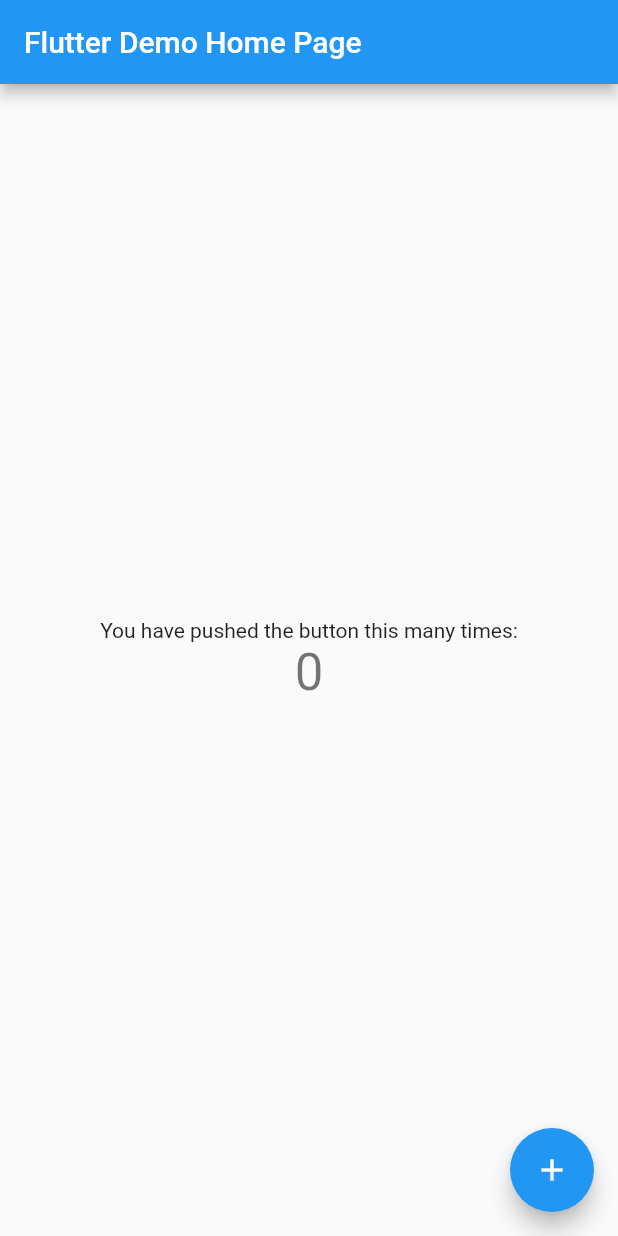
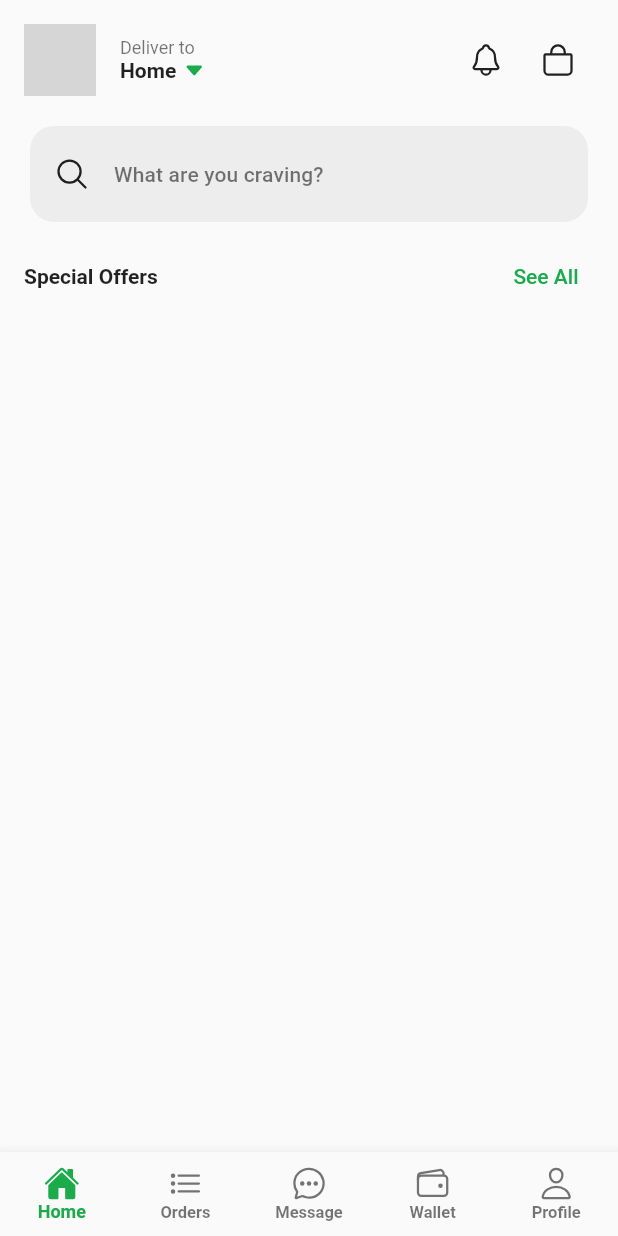
Before and after one commit to devShakib015/mise, a Flutter app: the screen it shows after launch, on a phone screen of 412 x 824 dp. Run offline on Flutter 3.47's test engine with Material 2 defaults, Android fonts, the phone set to English and light mode, and no system bars; our stand-ins replace cached_network_image, ionicons; network calls fail; grey boxes are pictures that could not be loaded.

Commit message:
Theme and Home partial

```diff
--- /dev/null
+++ b/customer_app/l10n.yaml
@@ -0,0 +1,3 @@
+arb-dir: lib/l10n
+template-arb-file: app_en.arb
+output-localization-file: app_localizations.dart
--- /dev/null
+++ b/customer_app/lib/helpers/app_constants.dart
@@ -0,0 +1,5 @@
+class AppConstants {
+  AppConstants._();
+
+  static const String appName = 'Foodie';
+}
--- /dev/null
+++ b/customer_app/lib/helpers/theme_constants.dart
@@ -0,0 +1,87 @@
+import 'package:flutter/material.dart';
+import 'package:flutter/services.dart';
+
+class ThemeConstant {
+  ThemeConstant._();
+
+  static const Color primaryColor = Color(0xff1bab4b);
+  static const Color secondaryColor = Color(0xffa5deb7);
+
+  static const double defaultPadding = 16;
+  static const double defaultRadius = 16;
+
+  static ThemeData getTheme(Brightness brightness) {
+    return _buildTheme(brightness, primaryColor);
+  }
+}
+
+ThemeData _buildTheme(Brightness brightness, Color primaryColor) {
+  final swatch = {
+    50: primaryColor.withOpacity(0.1),
+    100: primaryColor.withOpacity(0.2),
+    200: primaryColor.withOpacity(0.3),
+    300: primaryColor.withOpacity(0.4),
+    400: primaryColor.withOpacity(0.5),
+    500: primaryColor.withOpacity(0.6),
+    600: primaryColor.withOpacity(0.7),
+    700: primaryColor.withOpacity(0.8),
+    800: primaryColor.withOpacity(0.9),
+    900: primaryColor.withOpacity(1),
+  };
+
+  final primarySwatch = MaterialColor(primaryColor.value, swatch);
+
+  return ThemeData(
+    brightness: brightness,
+    primarySwatch: primarySwatch,
+    colorScheme: brightness == Brightness.dark
+        ? ColorScheme.dark(primary: primaryColor, secondary: primaryColor)
+        : ColorScheme.light(primary: primaryColor),
+    appBarTheme: AppBarTheme(
+      elevation: 0,
+      backgroundColor: Colors.transparent,
+      systemOverlayStyle: brightness == Brightness.dark
+          ? SystemUiOverlayStyle.light
+          : SystemUiOverlayStyle.dark,
+    ),
+    elevatedButtonTheme: ElevatedButtonThemeData(
+      style: ElevatedButton.styleFrom(
+        elevation: 2,
+        shadowColor: ThemeConstant.secondaryColor.withOpacity(0.2),
+        shape: RoundedRectangleBorder(
+          borderRadius: BorderRadius.circular(ThemeConstant.defaultRadius),
+        ),
+        foregroundColor: Colors.white,
+      ),
+    ),
+    outlinedButtonTheme: OutlinedButtonThemeData(
+      style: OutlinedButton.styleFrom(
+        elevation: 0,
+        shape: RoundedRectangleBorder(
+          borderRadius: BorderRadius.circular(ThemeConstant.defaultRadius),
+        ),
+      ),
+    ),
+    textButtonTheme: TextButtonThemeData(
+      style: TextButton.styleFrom(
+        elevation: 0,
+        shape: RoundedRectangleBorder(
+          borderRadius: BorderRadius.circular(ThemeConstant.defaultRadius),
+        ),
+      ),
+    ),
+    cardTheme: CardTheme(
+      elevation: 0,
+      shape: RoundedRectangleBorder(
+        borderRadius: BorderRadius.circular(ThemeConstant.defaultRadius),
+      ),
+    ),
+    inputDecorationTheme: const InputDecorationTheme(
+      border: InputBorder.none,
+      contentPadding: EdgeInsets.symmetric(
+        horizontal: ThemeConstant.defaultPadding,
+        vertical: ThemeConstant.defaultPadding / 2,
+      ),
+    ),
+  );
+}
--- a/customer_app/lib/main.dart
+++ b/customer_app/lib/main.dart
@@ -1,115 +1,26 @@
+import 'package:customer_app/helpers/app_constants.dart';
+import 'package:customer_app/helpers/theme_constants.dart';
+import 'package:customer_app/views/wrapper.dart';
+
 import 'package:flutter/material.dart';
 
-void main() {
+void main() async {
+  WidgetsFlutterBinding.ensureInitialized();
+
   runApp(const MyApp());
 }
 
 class MyApp extends StatelessWidget {
   const MyApp({super.key});
 
-  // This widget is the root of your application.
   @override
   Widget build(BuildContext context) {
     return MaterialApp(
-      title: 'Flutter Demo',
-      theme: ThemeData(
-        // This is the theme of your application.
-        //
-        // Try running your application with "flutter run". You'll see the
-        // application has a blue toolbar. Then, without quitting the app, try
-        // changing the primarySwatch below to Colors.green and then invoke
-        // "hot reload" (press "r" in the console where you ran "flutter run",
-        // or simply save your changes to "hot reload" in a Flutter IDE).
-        // Notice that the counter didn't reset back to zero; the application
-        // is not restarted.
-        primarySwatch: Colors.blue,
-      ),
-      home: const MyHomePage(title: 'Flutter Demo Home Page'),
+      title: AppConstants.appName,
+      debugShowCheckedModeBanner: false,
+      theme: ThemeConstant.getTheme(Brightness.light),
+      locale: const Locale('en'),
+      home: const Wrapper(),
     );
   }
 }
-
-class MyHomePage extends StatefulWidget {
-  const MyHomePage({super.key, required this.title});
-
-  // This widget is the home page of your application. It is stateful, meaning
-  // that it has a State object (defined below) that contains fields that affect
-  // how it looks.
-
-  // This class is the configuration for the state. It holds the values (in this
-  // case the title) provided by the parent (in this case the App widget) and
-  // used by the build method of the State. Fields in a Widget subclass are
-  // always marked "final".
-
-  final String title;
-
-  @override
-  State<MyHomePage> createState() => _MyHomePageState();
-}
-
-class _MyHomePageState extends State<MyHomePage> {
-  int _counter = 0;
-
-  void _incrementCounter() {
-    setState(() {
-      // This call to setState tells the Flutter framework that something has
-      // changed in this State, which causes it to rerun the build method below
-      // so that the display can reflect the updated values. If we changed
-      // _counter without calling setState(), then the build method would not be
-      // called again, and so nothing would appear to happen.
-      _counter++;
-    });
-  }
-
-  @override
-  Widget build(BuildContext context) {
-    // This method is rerun every time setState is called, for instance as done
-    // by the _incrementCounter method above.
-    //
-    // The Flutter framework has been optimized to make rerunning build methods
-    // fast, so that you can just rebuild anything that needs updating rather
-    // than having to individually change instances of widgets.
-    return Scaffold(
-      appBar: AppBar(
-        // Here we take the value from the MyHomePage object that was created by
-        // the App.build method, and use it to set our appbar title.
-        title: Text(widget.title),
-      ),
-      body: Center(
-        // Center is a layout widget. It takes a single child and positions it
-        // in the middle of the parent.
-        child: Column(
-          // Column is also a layout widget. It takes a list of children and
-          // arranges them vertically. By default, it sizes itself to fit its
-          // children horizontally, and tries to be as tall as its parent.
-          //
-          // Invoke "debug painting" (press "p" in the console, choose the
-          // "Toggle Debug Paint" action from the Flutter Inspector in Android
-          // Studio, or the "Toggle Debug Paint" command in Visual Studio Code)
-          // to see the wireframe for each widget.
-          //
-          // Column has various properties to control how it sizes itself and
-          // how it positions its children. Here we use mainAxisAlignment to
-          // center the children vertically; the main axis here is the vertical
-          // axis because Columns are vertical (the cross axis would be
-          // horizontal).
-          mainAxisAlignment: MainAxisAlignment.center,
-          children: <Widget>[
-            const Text(
-              'You have pushed the button this many times:',
-            ),
-            Text(
-              '$_counter',
-              style: Theme.of(context).textTheme.headline4,
-            ),
-          ],
-        ),
-      ),
-      floatingActionButton: FloatingActionButton(
-        onPressed: _incrementCounter,
-        tooltip: 'Increment',
-        child: const Icon(Icons.add),
-      ), // This trailing comma makes auto-formatting nicer for build methods.
-    );
-  }
-}
--- /dev/null
+++ b/customer_app/lib/views/home/components/home_page_top_bar.dart
@@ -0,0 +1,55 @@
+import 'package:cached_network_image/cached_network_image.dart';
+import 'package:customer_app/helpers/theme_constants.dart';
+import 'package:customer_app/widgets/custom_spacer.dart';
+import 'package:flutter/material.dart';
+import 'package:ionicons/ionicons.dart';
+
+class HomePageTopBar extends StatelessWidget {
+  const HomePageTopBar({
+    Key? key,
+  }) : super(key: key);
+
+  @override
+  Widget build(BuildContext context) {
+    return Row(
+      mainAxisAlignment: MainAxisAlignment.start,
+      children: [
+        const CircleAvatar(
+          radius: ThemeConstant.defaultRadius * 1.5,
+          backgroundImage: CachedNetworkImageProvider(
+              "https://newprofilepic2.photo-cdn.net//assets/images/article/profile.jpg"),
+        ),
+        const DefaultHorizontalSpacer(),
+        Expanded(
+          child: GestureDetector(
+            onTap: () {
+              //TODO: Select deliver address
+            },
+            child: Column(
+              crossAxisAlignment: CrossAxisAlignment.start,
+              children: [
+                Text("Deliver to", style: Theme.of(context).textTheme.caption),
+                Row(
+                  children: [
+                    Text("Home",
+                        style: Theme.of(context)
+                            .textTheme
+                            .bodyText1!
+                            .copyWith(fontWeight: FontWeight.bold)),
+                    const SizedBox(width: ThemeConstant.defaultPadding / 4),
+                    Icon(Ionicons.caret_down,
+                        size: 16, color: Theme.of(context).colorScheme.primary),
+                  ],
+                ),
+              ],
+            ),
+          ),
+        ),
+        const DefaultHorizontalSpacer(),
+        IconButton(
+            onPressed: () {}, icon: const Icon(Ionicons.notifications_outline)),
+        IconButton(onPressed: () {}, icon: const Icon(Ionicons.bag_outline)),
+      ],
+    );
+  }
+}
--- /dev/null
+++ b/customer_app/lib/views/home/components/home_search_bar.dart
@@ -0,0 +1,32 @@
+import 'package:customer_app/helpers/theme_constants.dart';
+import 'package:customer_app/widgets/field_card.dart';
+import 'package:flutter/material.dart';
+import 'package:ionicons/ionicons.dart';
+
+class HomeSearchBar extends StatelessWidget {
+  const HomeSearchBar({
+    Key? key,
+  }) : super(key: key);
+
+  @override
+  Widget build(BuildContext context) {
+    return GestureDetector(
+      onTap: () {
+        print('Search');
+        //TODO: Navigate to the search page
+      },
+      child: FieldCard(
+        prefixIcon: Ionicons.search_outline,
+        child: Padding(
+          padding: const EdgeInsets.all(ThemeConstant.defaultPadding),
+          child: Text(
+            "What are you craving?",
+            style: Theme.of(context).textTheme.subtitle2!.copyWith(
+                  color: Theme.of(context).textTheme.caption!.color!,
+                ),
+          ),
+        ),
+      ),
+    );
+  }
+}
--- /dev/null
+++ b/customer_app/lib/views/home/components/special_section.dart
@@ -0,0 +1,25 @@
+import 'package:flutter/material.dart';
+
+class SpecialOffersSection extends StatelessWidget {
+  const SpecialOffersSection({
+    Key? key,
+  }) : super(key: key);
+
+  @override
+  Widget build(BuildContext context) {
+    return Row(
+      children: [
+        Expanded(
+          child: Text(
+            "Special Offers",
+            style: Theme.of(context)
+                .textTheme
+                .bodyText1!
+                .copyWith(fontWeight: FontWeight.bold),
+          ),
+        ),
+        TextButton(onPressed: () {}, child: const Text("See All"))
+      ],
+    );
+  }
+}
--- /dev/null
+++ b/customer_app/lib/views/home/home_page.dart
@@ -0,0 +1,27 @@
+import 'package:customer_app/helpers/theme_constants.dart';
+import 'package:customer_app/views/home/components/home_page_top_bar.dart';
+import 'package:customer_app/views/home/components/home_search_bar.dart';
+import 'package:customer_app/views/home/components/special_section.dart';
+import 'package:customer_app/widgets/custom_spacer.dart';
+import 'package:flutter/material.dart';
+
+class HomePage extends StatelessWidget {
+  const HomePage({super.key});
+
+  @override
+  Widget build(BuildContext context) {
+    return SafeArea(
+      child: ListView(
+        padding: const EdgeInsets.all(ThemeConstant.defaultPadding),
+        children: [
+          HomePageTopBar(),
+          DefaultVerticalSpacer(),
+          HomeSearchBar(),
+          DefaultVerticalSpacer(isHalf: true),
+          SpecialOffersSection(),
+          DefaultVerticalSpacer(),
+        ],
+      ),
+    );
+  }
+}
--- /dev/null
+++ b/customer_app/lib/views/wrapper.dart
@@ -0,0 +1,85 @@
+import 'package:customer_app/views/home/home_page.dart';
+import 'package:flutter/material.dart';
+import 'package:ionicons/ionicons.dart';
+
+class Wrapper extends StatefulWidget {
+  const Wrapper({super.key});
+
+  @override
+  State<Wrapper> createState() => _WrapperState();
+}
+
+class _WrapperState extends State<Wrapper> {
+  int _currentIndex = 0;
+  @override
+  Widget build(BuildContext context) {
+    return Scaffold(
+      appBar: AppBar(toolbarHeight: 0),
+      bottomNavigationBar: BottomNavigationBar(
+        currentIndex: _currentIndex,
+        onTap: (index) => setState(() => _currentIndex = index),
+        type: BottomNavigationBarType.fixed,
+        selectedLabelStyle:
+            const TextStyle(fontWeight: FontWeight.bold, fontSize: 12),
+        unselectedLabelStyle:
+            const TextStyle(fontWeight: FontWeight.bold, fontSize: 11),
+        items: _wrapperBodyItems
+            .map((item) => item.bottomNavigationBarItem)
+            .toList(),
+      ),
+      body: _wrapperBodyItems[_currentIndex].body,
+    );
+  }
+}
+
+class WrapperBodyItem {
+  BottomNavigationBarItem bottomNavigationBarItem;
+  Widget body;
+  WrapperBodyItem({
+    required this.bottomNavigationBarItem,
+    required this.body,
+  });
+}
+
+List<WrapperBodyItem> _wrapperBodyItems = [
+  WrapperBodyItem(
+    bottomNavigationBarItem: const BottomNavigationBarItem(
+      icon: Icon(Ionicons.home_outline),
+      activeIcon: Icon(Ionicons.home),
+      label: 'Home',
+    ),
+    body: const HomePage(),
+  ),
+  WrapperBodyItem(
+    bottomNavigationBarItem: const BottomNavigationBarItem(
+      icon: Icon(Ionicons.list_outline),
+      activeIcon: Icon(Ionicons.list),
+      label: 'Orders',
+    ),
+    body: const Center(child: Text('Orders')),
+  ),
+  WrapperBodyItem(
+    bottomNavigationBarItem: const BottomNavigationBarItem(
+      icon: Icon(Ionicons.chatbubble_ellipses_outline),
+      activeIcon: Icon(Ionicons.chatbubble_ellipses),
+      label: 'Message',
+    ),
+    body: const Center(child: Text('Message')),
+  ),
+  WrapperBodyItem(
+    bottomNavigationBarItem: const BottomNavigationBarItem(
+      icon: Icon(Ionicons.wallet_outline),
+      activeIcon: Icon(Ionicons.wallet),
+      label: 'Wallet',
+    ),
+    body: const Center(child: Text('Wallet')),
+  ),
+  WrapperBodyItem(
+    bottomNavigationBarItem: const BottomNavigationBarItem(
+      icon: Icon(Ionicons.person_outline),
+      activeIcon: Icon(Ionicons.person),
+      label: 'Profile',
+    ),
+    body: const Center(child: Text('Profile')),
+  ),
+];
--- /dev/null
+++ b/customer_app/lib/widgets/custom_spacer.dart
@@ -0,0 +1,34 @@
+import 'package:customer_app/helpers/theme_constants.dart';
+import 'package:flutter/material.dart';
+
+class DefaultVerticalSpacer extends StatelessWidget {
+  final bool isHalf;
+  const DefaultVerticalSpacer({
+    Key? key,
+    this.isHalf = false,
+  }) : super(key: key);
+
+  @override
+  Widget build(BuildContext context) {
+    return SizedBox(
+        height: isHalf
+            ? ThemeConstant.defaultPadding / 2
+            : ThemeConstant.defaultPadding);
+  }
+}
+
+class DefaultHorizontalSpacer extends StatelessWidget {
+  final bool isHalf;
+  const DefaultHorizontalSpacer({
+    Key? key,
+    this.isHalf = false,
+  }) : super(key: key);
+
+  @override
+  Widget build(BuildContext context) {
+    return SizedBox(
+        width: isHalf
+            ? ThemeConstant.defaultPadding / 2
+            : ThemeConstant.defaultPadding);
+  }
+}
--- /dev/null
+++ b/customer_app/lib/widgets/field_card.dart
@@ -0,0 +1,34 @@
+import 'package:customer_app/helpers/theme_constants.dart';
+import 'package:flutter/material.dart';
+
+class FieldCard extends StatelessWidget {
+  final Widget child;
+  final IconData? prefixIcon;
+  final Widget? suffix;
+  const FieldCard({
+    Key? key,
+    required this.child,
+    this.prefixIcon,
+    this.suffix,
+  }) : super(key: key);
+
+  @override
+  Widget build(BuildContext context) {
+    return Card(
+      color: Theme.of(context).dividerColor.withOpacity(0.05),
+      child: Padding(
+        padding: const EdgeInsets.symmetric(
+          horizontal: ThemeConstant.defaultPadding,
+          vertical: ThemeConstant.defaultPadding / 2,
+        ),
+        child: Row(
+          children: [
+            if (prefixIcon != null) Icon(prefixIcon),
+            Expanded(child: child),
+            if (suffix != null) suffix!,
+          ],
+        ),
+      ),
+    );
+  }
+}
```
Also changed, not shown: customer_app/pubspec.yaml (+6 -4 lines), customer_app/pubspec.lock, 6 other files.
